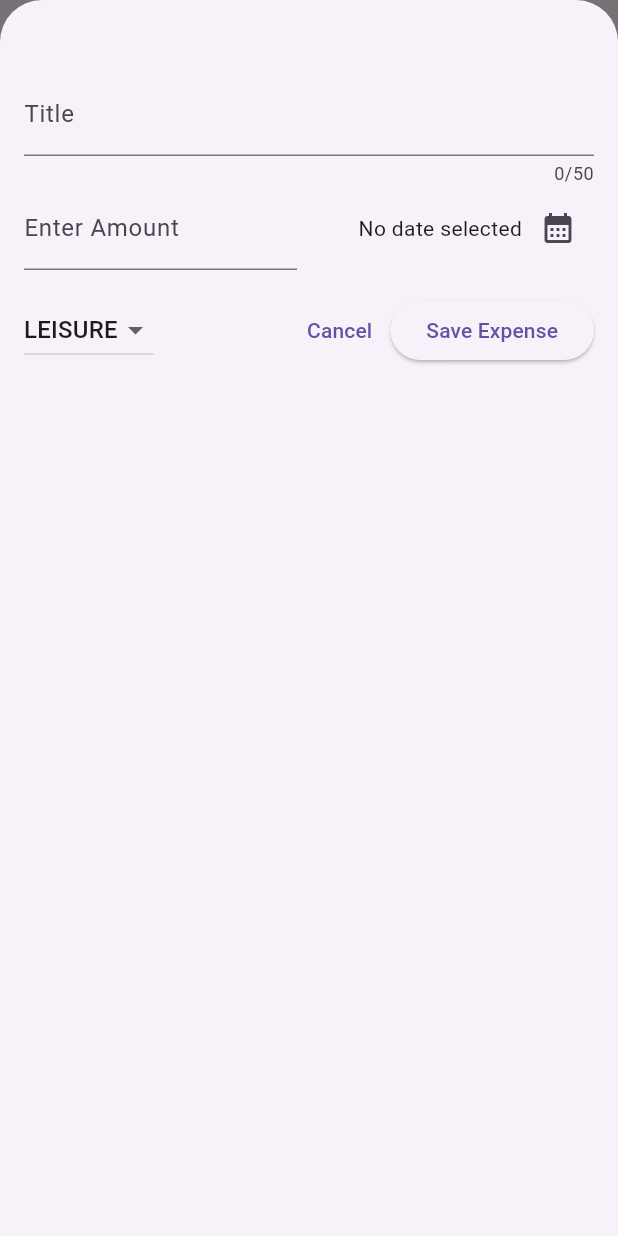
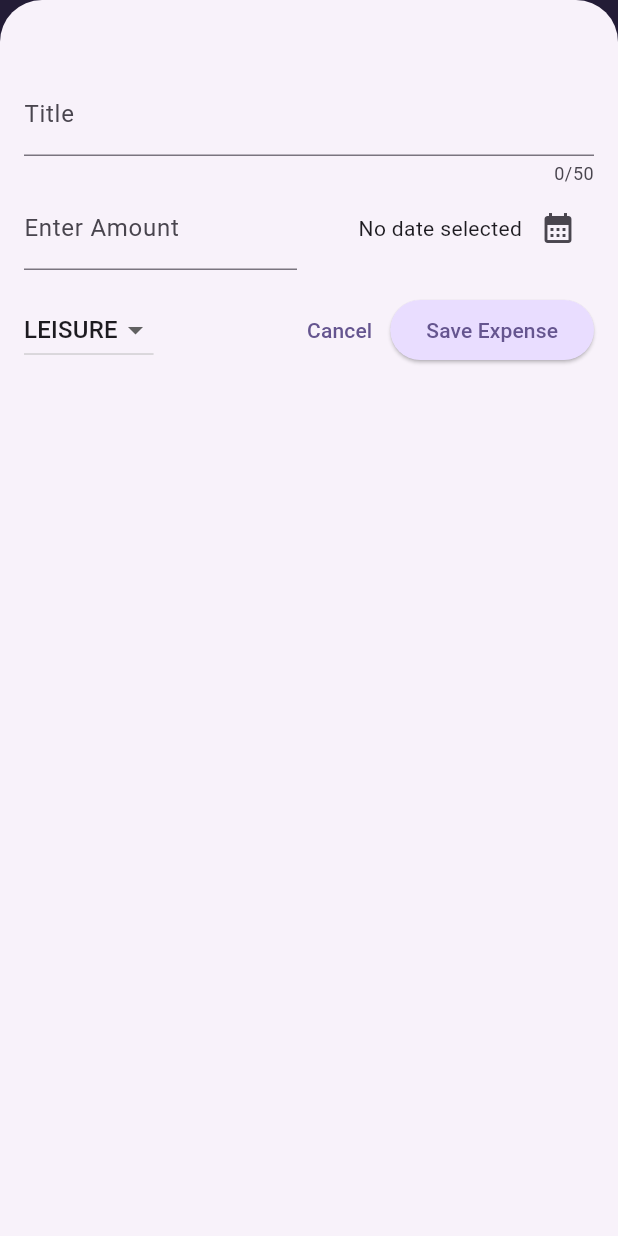
Before and after one commit to kulkarnis009/expense_tracker, a Flutter app: the screen it shows after launch, after a tap on the "add" icon, on a phone screen of 412 x 824 dp. Run offline on Flutter 3.47's test engine with Material 3 defaults, Android fonts, the phone set to English and light mode, and no system bars.

Commit message:
Completed app.

```diff
--- a/lib/main.dart
+++ b/lib/main.dart
@@ -1,9 +1,57 @@
 import 'package:expense_tracker/widget/expenses.dart';
 import 'package:flutter/material.dart';
 
+var kColorScheme = ColorScheme.fromSeed(
+  seedColor: const Color.fromARGB(255, 96, 59, 181),
+);
+
+var kDarkColorScheme = ColorScheme.fromSeed(
+  brightness: Brightness.dark,
+  seedColor: const Color.fromARGB(255, 5, 99, 125),
+);
+
 void main() {
   runApp(MaterialApp(
-    theme: ThemeData(useMaterial3: true),
+    darkTheme: ThemeData.dark().copyWith(
+      colorScheme: kDarkColorScheme,
+      cardTheme: const CardTheme().copyWith(
+        color: kDarkColorScheme.secondaryContainer,
+        margin: const EdgeInsets.symmetric(
+          horizontal: 16,
+          vertical: 8,
+        ),
+      ),
+      elevatedButtonTheme: ElevatedButtonThemeData(
+        style: ElevatedButton.styleFrom(
+            backgroundColor: kDarkColorScheme.primaryContainer,
+            foregroundColor: kDarkColorScheme.onPrimaryContainer,
+            ),
+      ),
+    ),
+    theme: ThemeData().copyWith(
+      colorScheme: kColorScheme,
+      appBarTheme: const AppBarTheme().copyWith(
+        backgroundColor: kColorScheme.onPrimaryContainer,
+        foregroundColor: kColorScheme.primaryContainer,
+      ),
+      cardTheme: const CardTheme().copyWith(
+        color: kColorScheme.secondaryContainer,
+        margin: const EdgeInsets.symmetric(
+          horizontal: 16,
+          vertical: 8,
+        ),
+      ),
+      elevatedButtonTheme: ElevatedButtonThemeData(
+        style: ElevatedButton.styleFrom(
+            backgroundColor: kColorScheme.primaryContainer),
+      ),
+      textTheme: ThemeData().textTheme.copyWith(
+              titleLarge: TextStyle(
+            fontWeight: FontWeight.bold,
+            color: kColorScheme.onSecondaryContainer,
+            fontSize: 16,
+          )),
+    ),
     home: Expenses(),
   ));
 }
--- a/lib/models/expense.dart
+++ b/lib/models/expense.dart
@@ -1,3 +1,4 @@
+import 'package:expense_tracker/widget/expenses.dart';
 import 'package:flutter/material.dart';
 import 'package:uuid/uuid.dart';
 import 'package:intl/intl.dart';
@@ -38,3 +39,28 @@ class Expense {
     return formatter.format(date);
   }
 }
+
+class ExpenseBucket {
+  const ExpenseBucket({
+    required this.category,
+    required this.expenses,
+  });
+
+  ExpenseBucket.forCategory(List<Expense> allExpenses, this.category)
+      : expenses = allExpenses
+            .where((expense) => expense.category == category)
+            .toList();
+
+  final Category category;
+  final List<Expense> expenses;
+
+  double get totalExpenses {
+    double sum = 0;
+
+    for (final expense in expenses) {
+      sum += expense.amount;
+    }
+
+    return sum;
+  }
+}
--- /dev/null
+++ b/lib/widget/chart/chart.dart
@@ -0,0 +1,95 @@
+import 'package:flutter/material.dart';
+
+import 'package:expense_tracker/widget/chart/chart_bar.dart';
+import 'package:expense_tracker/models/expense.dart';
+
+class Chart extends StatelessWidget {
+  const Chart({super.key, required this.expenses});
+
+  final List<Expense> expenses;
+
+  List<ExpenseBucket> get buckets {
+    return [
+      ExpenseBucket.forCategory(expenses, Category.food),
+      ExpenseBucket.forCategory(expenses, Category.leisure),
+      ExpenseBucket.forCategory(expenses, Category.travel),
+      ExpenseBucket.forCategory(expenses, Category.work),
+    ];
+  }
+
+  double get maxTotalExpense {
+    double maxTotalExpense = 0;
+
+    for (final bucket in buckets) {
+      if (bucket.totalExpenses > maxTotalExpense) {
+        maxTotalExpense = bucket.totalExpenses;
+      }
+    }
+
+    return maxTotalExpense;
+  }
+
+  @override
+  Widget build(BuildContext context) {
+    final isDarkMode =
+        MediaQuery.of(context).platformBrightness == Brightness.dark;
+    return Container(
+      margin: const EdgeInsets.all(16),
+      padding: const EdgeInsets.symmetric(
+        vertical: 16,
+        horizontal: 8,
+      ),
+      width: double.infinity,
+      height: 180,
+      decoration: BoxDecoration(
+        borderRadius: BorderRadius.circular(8),
+        gradient: LinearGradient(
+          colors: [
+            Theme.of(context).colorScheme.primary.withOpacity(0.3),
+            Theme.of(context).colorScheme.primary.withOpacity(0.0)
+          ],
+          begin: Alignment.bottomCenter,
+          end: Alignment.topCenter,
+        ),
+      ),
+      child: Column(
+        children: [
+          Expanded(
+            child: Row(
+              crossAxisAlignment: CrossAxisAlignment.end,
+              children: [
+                for (final bucket in buckets) // alternative to map()
+                  ChartBar(
+                    fill: bucket.totalExpenses == 0
+                        ? 0
+                        : bucket.totalExpenses / maxTotalExpense,
+                  )
+              ],
+            ),
+          ),
+          const SizedBox(height: 12),
+          Row(
+            children: buckets
+                .map(
+                  (bucket) => Expanded(
+                    child: Padding(
+                      padding: const EdgeInsets.symmetric(horizontal: 4),
+                      child: Icon(
+                        categoryIcons[bucket.category],
+                        color: isDarkMode
+                            ? Theme.of(context).colorScheme.secondary
+                            : Theme.of(context)
+                                .colorScheme
+                                .primary
+                                .withOpacity(0.7),
+                      ),
+                    ),
+                  ),
+                )
+                .toList(),
+          )
+        ],
+      ),
+    );
+  }
+}
--- /dev/null
+++ b/lib/widget/chart/chart_bar.dart
@@ -0,0 +1,34 @@
+import 'package:flutter/material.dart';
+
+class ChartBar extends StatelessWidget {
+  const ChartBar({
+    super.key,
+    required this.fill,
+  });
+
+  final double fill;
+
+  @override
+  Widget build(BuildContext context) {
+    final isDarkMode =
+        MediaQuery.of(context).platformBrightness == Brightness.dark;
+    return Expanded(
+      child: Padding(
+        padding: const EdgeInsets.symmetric(horizontal: 4),
+        child: FractionallySizedBox(
+          heightFactor: fill,
+          child: DecoratedBox(
+            decoration: BoxDecoration(
+              shape: BoxShape.rectangle,
+              borderRadius:
+                  const BorderRadius.vertical(top: Radius.circular(8)),
+              color: isDarkMode
+                  ? Theme.of(context).colorScheme.secondary
+                  : Theme.of(context).colorScheme.primary.withOpacity(0.65),
+            ),
+          ),
+        ),
+      ),
+    );
+  }
+}
--- a/lib/widget/expenses.dart
+++ b/lib/widget/expenses.dart
@@ -2,6 +2,7 @@ import 'package:expense_tracker/widget/expenses_list/expenses_list.dart';
 import 'package:expense_tracker/widget/new_expense.dart';
 import 'package:flutter/material.dart';
 import 'package:expense_tracker/models/expense.dart';
+import 'package:expense_tracker/widget/chart/chart.dart';
 
 class Expenses extends StatefulWidget {
   const Expenses({super.key});
@@ -95,7 +96,7 @@ class _ExpensesState extends State<Expenses> {
       ),
       body: Column(
         children: [
-          const Text("the chart"),
+          Chart(expenses: _expenses),
           Expanded(
             child: mainContent,
           ),
--- a/lib/widget/expenses_list/expense_item.dart
+++ b/lib/widget/expenses_list/expense_item.dart
@@ -15,8 +15,12 @@ class ExpenseItem extends StatelessWidget {
           vertical: 16,
         ),
         child: Column(
+          crossAxisAlignment: CrossAxisAlignment.start,
           children: [
-            Text(expense.title),
+            Text(
+              expense.title,
+              style: Theme.of(context).textTheme.titleLarge,
+            ),
             const SizedBox(height: 4),
             Row(
               children: [
--- a/lib/widget/expenses_list/expenses_list.dart
+++ b/lib/widget/expenses_list/expenses_list.dart
@@ -18,6 +18,11 @@ class ExpensesList extends StatelessWidget {
       itemCount: expenses.length,
       itemBuilder: (ctx, index) => Dismissible(
         key: ValueKey(expenses[index]),
+        background: Container(
+          color: Theme.of(context).colorScheme.error.withOpacity(0.75),
+          margin: EdgeInsets.symmetric(
+              horizontal: Theme.of(context).cardTheme.margin!.horizontal),
+        ),
         onDismissed: (direction) => onRemoveExpense(expenses[index]),
         child: ExpenseItem(expenses[index]),
       ),
```
